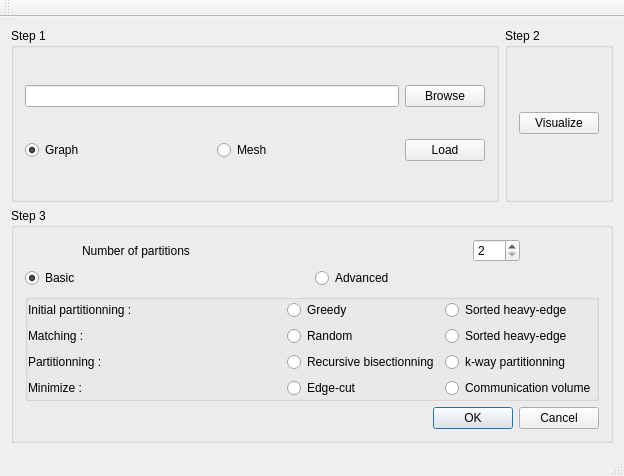
First picture: the form in mainwindow.ui, repository hsoudry/cranfieldgroupproject2016, before the edit.
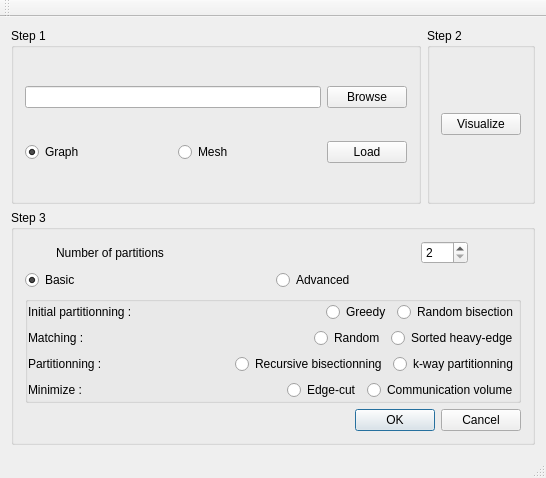
Second picture: the form after the edit.

Commit message: named the radio buttons

```diff
--- a/mainwindow.ui
+++ b/mainwindow.ui
@@ -6,8 +6,8 @@
    <rect>
     <x>0</x>
     <y>0</y>
-    <width>624</width>
-    <height>476</height>
+    <width>546</width>
+    <height>478</height>
    </rect>
   </property>
   <property name="windowTitle">
@@ -133,11 +133,11 @@
          <bool>false</bool>
         </property>
         <layout class="QGridLayout" name="gridLayout_5">
-         <item row="0" column="0">
-          <layout class="QVBoxLayout" name="verticalLayout_5">
-           <item>
+         <item row="0" column="0" colspan="2">
             <layout class="QVBoxLayout" name="verticalLayout_7">
              <item>
+            <layout class="QVBoxLayout" name="verticalLayout_4">
+             <item>
               <layout class="QHBoxLayout" name="horizontalLayout_4">
                <item>
                 <widget class="QLabel" name="label">
@@ -246,17 +246,12 @@
               <property name="bottomMargin">
                <number>0</number>
               </property>
-              <property name="spacing">
-               <number>0</number>
-              </property>
               <item row="0" column="0">
-               <layout class="QHBoxLayout" name="horizontalLayout_12">
+               <layout class="QVBoxLayout" name="verticalLayout">
                 <item>
-                 <layout class="QVBoxLayout" name="verticalLayout_6">
+                 <layout class="QHBoxLayout" name="horizontalLayout_2">
                   <item>
-                   <layout class="QHBoxLayout" name="horizontalLayout_5">
-                    <item>
-                     <widget class="QLabel" name="label_5">
+                   <widget class="QLabel" name="initial">
                       <property name="sizePolicy">
                        <sizepolicy hsizetype="Fixed" vsizetype="Preferred">
                         <horstretch>0</horstretch>
@@ -281,12 +276,32 @@
                       </property>
                      </spacer>
                     </item>
+                  <item>
+                   <widget class="QRadioButton" name="greedy">
+                    <property name="text">
+                     <string>Greedy</string>
+                    </property>
+                    <attribute name="buttonGroup">
+                     <string notr="true">buttonGroup</string>
+                    </attribute>
+                   </widget>
+                  </item>
+                  <item>
+                   <widget class="QRadioButton" name="random_bisection">
+                    <property name="text">
+                     <string>Random bisection</string>
+                    </property>
+                    <attribute name="buttonGroup">
+                     <string notr="true">buttonGroup</string>
+                    </attribute>
+                   </widget>
+                  </item>
                    </layout>
                   </item>
                   <item>
-                   <layout class="QHBoxLayout" name="horizontalLayout_8">
+                 <layout class="QHBoxLayout" name="horizontalLayout_5">
                     <item>
-                     <widget class="QLabel" name="label_4">
+                   <widget class="QLabel" name="matching">
                       <property name="enabled">
                        <bool>true</bool>
                       </property>
@@ -314,12 +329,32 @@
                       </property>
                      </spacer>
                     </item>
+                  <item>
+                   <widget class="QRadioButton" name="random_matching">
+                    <property name="text">
+                     <string>Random</string>
+                    </property>
+                    <attribute name="buttonGroup">
+                     <string notr="true">buttonGroup_2</string>
+                    </attribute>
+                   </widget>
+                  </item>
+                  <item>
+                   <widget class="QRadioButton" name="sorted">
+                    <property name="text">
+                     <string>Sorted heavy-edge</string>
+                    </property>
+                    <attribute name="buttonGroup">
+                     <string notr="true">buttonGroup_2</string>
+                    </attribute>
+                   </widget>
+                  </item>
                    </layout>
                   </item>
                   <item>
-                   <layout class="QHBoxLayout" name="horizontalLayout_9">
+                 <layout class="QHBoxLayout" name="horizontalLayout_8">
                     <item>
-                     <widget class="QLabel" name="label_3">
+                   <widget class="QLabel" name="partitionning">
                       <property name="text">
                        <string>Partitionning :</string>
                       </property>
@@ -338,12 +373,32 @@
                       </property>
                      </spacer>
                     </item>
+                  <item>
+                   <widget class="QRadioButton" name="recursive_bisection">
+                    <property name="text">
+                     <string>Recursive bisectionning</string>
+                    </property>
+                    <attribute name="buttonGroup">
+                     <string notr="true">buttonGroup_3</string>
+                    </attribute>
+                   </widget>
+                  </item>
+                  <item>
+                   <widget class="QRadioButton" name="kway">
+                    <property name="text">
+                     <string>k-way partitionning</string>
+                    </property>
+                    <attribute name="buttonGroup">
+                     <string notr="true">buttonGroup_3</string>
+                    </attribute>
+                   </widget>
+                  </item>
                    </layout>
                   </item>
                   <item>
-                   <layout class="QHBoxLayout" name="horizontalLayout_10">
+                 <layout class="QHBoxLayout" name="horizontalLayout_9">
                     <item>
-                     <widget class="QLabel" name="label_2">
+                   <widget class="QLabel" name="minimization">
                       <property name="text">
                        <string>Minimize :</string>
                       </property>
@@ -362,75 +417,25 @@
                       </property>
                      </spacer>
                     </item>
-                   </layout>
-                  </item>
-                 </layout>
-                </item>
                 <item>
-                 <layout class="QHBoxLayout" name="horizontalLayout_2">
-                  <item>
-                   <layout class="QVBoxLayout" name="verticalLayout">
-                    <item>
-                     <widget class="QRadioButton" name="radioButton_9">
-                      <property name="text">
-                       <string>Greedy</string>
-                      </property>
-                     </widget>
-                    </item>
-                    <item>
-                     <widget class="QRadioButton" name="radioButton_7">
-                      <property name="text">
-                       <string>Random</string>
-                      </property>
-                     </widget>
-                    </item>
-                    <item>
-                     <widget class="QRadioButton" name="radioButton_5">
-                      <property name="text">
-                       <string>Recursive bisectionning</string>
-                      </property>
-                     </widget>
-                    </item>
-                    <item>
-                     <widget class="QRadioButton" name="radioButton_3">
+                   <widget class="QRadioButton" name="edge_cut">
                       <property name="text">
                        <string>Edge-cut</string>
                       </property>
-                     </widget>
-                    </item>
-                   </layout>
-                  </item>
+                    <attribute name="buttonGroup">
+                     <string notr="true">buttonGroup_4</string>
+                    </attribute>
+                   </widget>
+                  </item>
                   <item>
-                   <layout class="QVBoxLayout" name="verticalLayout_4">
-                    <item>
-                     <widget class="QRadioButton" name="radioButton_10">
-                      <property name="text">
-                       <string>Sorted heavy-edge</string>
-                      </property>
-                     </widget>
-                    </item>
-                    <item>
-                     <widget class="QRadioButton" name="radioButton_8">
-                      <property name="text">
-                       <string>Sorted heavy-edge</string>
-                      </property>
-                     </widget>
-                    </item>
-                    <item>
-                     <widget class="QRadioButton" name="radioButton_6">
-                      <property name="text">
-                       <string>k-way partitionning</string>
-                      </property>
-                     </widget>
-                    </item>
-                    <item>
-                     <widget class="QRadioButton" name="radioButton_4">
+                   <widget class="QRadioButton" name="communication">
                       <property name="text">
                        <string>Communication volume</string>
                       </property>
-                     </widget>
-                    </item>
-                   </layout>
+                    <attribute name="buttonGroup">
+                     <string notr="true">buttonGroup_4</string>
+                    </attribute>
+                   </widget>
                   </item>
                  </layout>
                 </item>
@@ -442,8 +447,6 @@
           </layout>
          </item>
          <item row="1" column="0">
-          <layout class="QHBoxLayout" name="horizontalLayout_11">
-           <item>
             <spacer name="horizontalSpacer_5">
              <property name="orientation">
               <enum>Qt::Horizontal</enum>
@@ -456,7 +459,7 @@
              </property>
             </spacer>
            </item>
-           <item>
+         <item row="1" column="1">
             <widget class="QDialogButtonBox" name="ButtonsOkCancel">
              <property name="orientation">
               <enum>Qt::Horizontal</enum>
@@ -467,8 +470,6 @@
             </widget>
            </item>
           </layout>
-         </item>
-        </layout>
        </widget>
       </item>
      </layout>
```
Left out of the diff: 15 changed lines with no effect on the pictures. Lines whose indentation alone changed are shown as unchanged.
